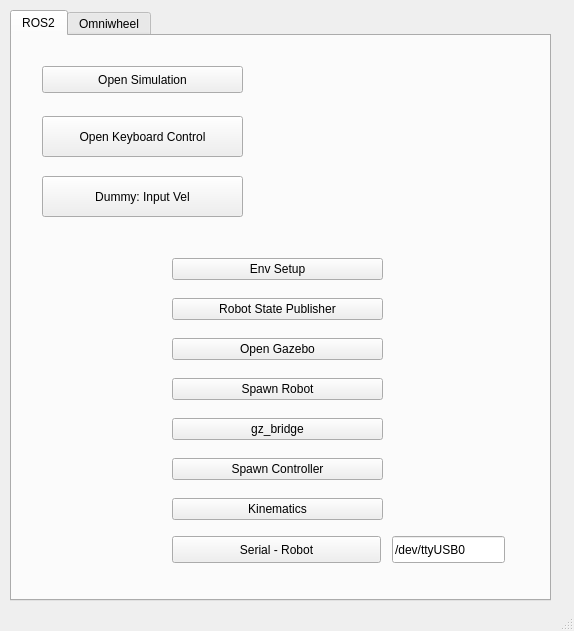
The window that form.ui (Bakso14/pyqt_omniwheel) describes before a commit, drawn with Qt 5.
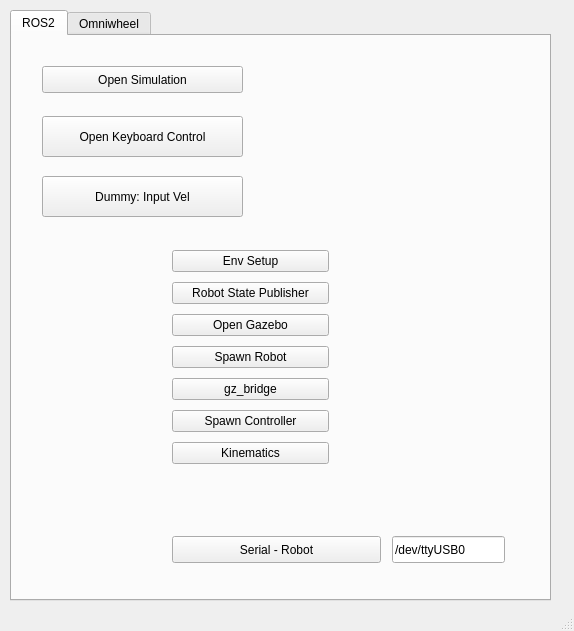
The same window after the commit. The open tabs and pages were chosen to show the change.

Commit message: cek_layoutgrid

What changed in the file:
```diff
--- a/form.ui
+++ b/form.ui
@@ -74,54 +74,54 @@
        <rect>
         <x>160</x>
         <y>210</y>
-        <width>211</width>
-        <height>291</height>
+        <width>157</width>
+        <height>227</height>
        </rect>
       </property>
-      <layout class="QVBoxLayout" name="verticalLayout_2">
-       <item>
+      <layout class="QGridLayout" name="gridLayout">
+       <item row="0" column="0">
         <widget class="QPushButton" name="buttonRos1">
          <property name="text">
           <string>Env Setup</string>
          </property>
         </widget>
        </item>
-       <item>
+       <item row="1" column="0">
         <widget class="QPushButton" name="buttonRos2">
          <property name="text">
           <string>Robot State Publisher</string>
          </property>
         </widget>
        </item>
-       <item>
+       <item row="2" column="0">
         <widget class="QPushButton" name="buttonRos3">
          <property name="text">
           <string>Open Gazebo</string>
          </property>
         </widget>
        </item>
-       <item>
+       <item row="3" column="0">
         <widget class="QPushButton" name="buttonRos4">
          <property name="text">
           <string>Spawn Robot</string>
          </property>
         </widget>
        </item>
-       <item>
+       <item row="4" column="0">
         <widget class="QPushButton" name="buttonRos5">
          <property name="text">
           <string>gz_bridge</string>
          </property>
         </widget>
        </item>
-       <item>
+       <item row="5" column="0">
         <widget class="QPushButton" name="buttonRos6">
          <property name="text">
           <string>Spawn Controller</string>
          </property>
         </widget>
        </item>
-       <item>
+       <item row="6" column="0">
         <widget class="QPushButton" name="buttonRos7">
          <property name="text">
           <string>Kinematics</string>
```
Left out of the diff: 2 changed lines with no effect on the pictures.
